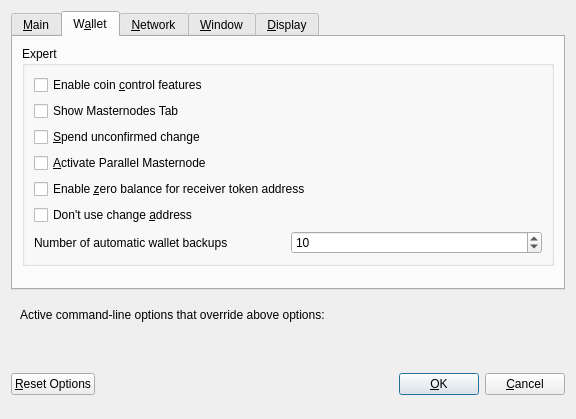
Qt form src/qt/forms/optionsdialog.ui (LUX-Core/lux) before a commit.
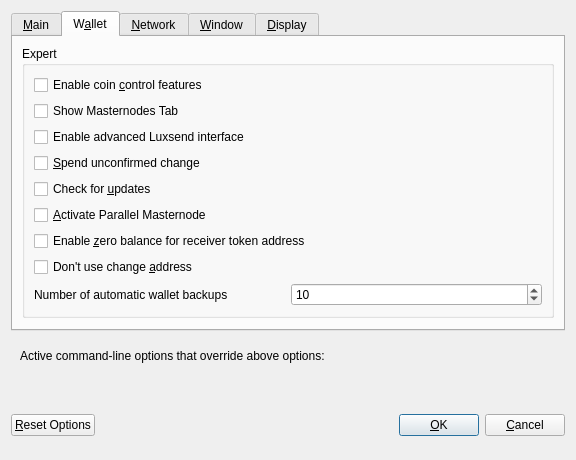
The same form after that commit. Custom widgets are drawn as their Qt base class.

Diff of the .ui file:
```diff
--- a/src/qt/forms/optionsdialog.ui
+++ b/src/qt/forms/optionsdialog.ui
@@ -283,6 +283,16 @@
             </property>
            </widget>
           </item>
+          <item>
+           <widget class="QCheckBox" name="showAdvancedUI">
+            <property name="toolTip">
+             <string>Show additional information and buttons for Luxsend on overview screen.</string>
+            </property>
+            <property name="text">
+             <string>Enable advanced Luxsend interface</string>
+            </property>
+           </widget>
+          </item>
           <item>
            <widget class="QCheckBox" name="spendZeroConfChange">
             <property name="toolTip">
@@ -293,6 +303,13 @@
             </property>
            </widget>
           </item>
+          <item>
+           <widget class="QCheckBox" name="checkUpdates">
+            <property name="text">
+             <string>Check for &amp;updates</string>
+            </property>
+           </widget>
+          </item>
           <item>
            <widget class="QCheckBox" name="parallelMasterNode">
             <property name="toolTip">
```
Left out of the diff: 12 changed lines with no effect on the pictures.
